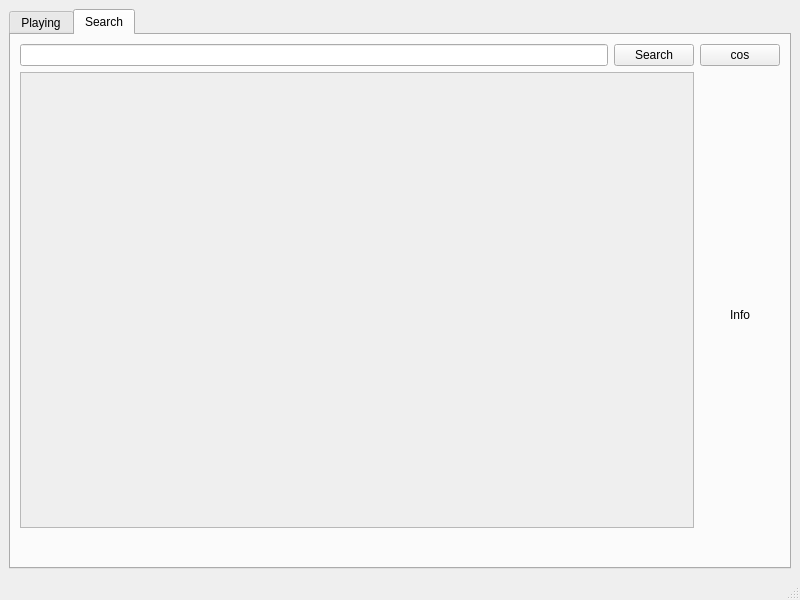
Before: the Qt Designer form desktop.ui in Firyst/MyMusicPlayer, drawn with Qt 5.
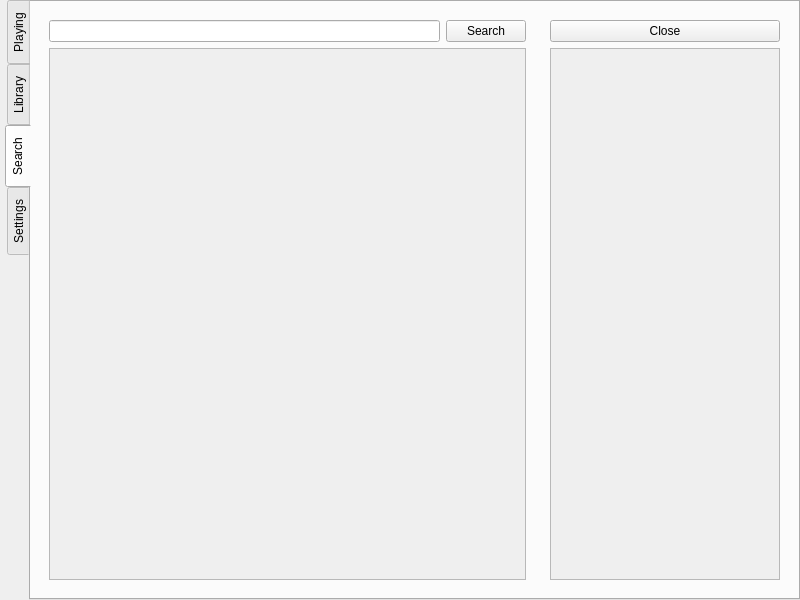
After: the same form once the commit is applied. The open tabs and pages were chosen to show the change.

Commit message: New search menu

Patch:
```diff
--- a/desktop.ui
+++ b/desktop.ui
@@ -15,8 +15,29 @@
   </property>
   <widget class="QWidget" name="centralwidget">
    <layout class="QGridLayout" name="gridLayout">
+    <property name="leftMargin">
+     <number>5</number>
+    </property>
+    <property name="topMargin">
+     <number>0</number>
+    </property>
+    <property name="rightMargin">
+     <number>0</number>
+    </property>
+    <property name="bottomMargin">
+     <number>0</number>
+    </property>
+    <property name="spacing">
+     <number>0</number>
+    </property>
     <item row="0" column="0">
      <widget class="QTabWidget" name="tabWidget">
+      <property name="tabPosition">
+       <enum>QTabWidget::West</enum>
+      </property>
+      <property name="tabShape">
+       <enum>QTabWidget::Rounded</enum>
+      </property>
       <property name="currentIndex">
        <number>0</number>
       </property>
@@ -36,9 +57,15 @@
         <property name="autoFillBackground">
          <bool>true</bool>
         </property>
-        <property name="text">
-         <string>PushButton</string>
-        </property>
+        <layout class="QVBoxLayout" name="verticalLayout_6">
+         <item>
+          <widget class="QLabel" name="label">
+           <property name="text">
+            <string>TextLabel</string>
+           </property>
+          </widget>
+         </item>
+        </layout>
        </widget>
        <widget class="QWidget" name="widget2" native="true">
         <property name="geometry">
@@ -79,101 +106,162 @@
          <string>TextLabel</string>
         </property>
        </widget>
-       <widget class="QComboBox" name="comboBox">
-        <property name="geometry">
-         <rect>
-          <x>50</x>
-          <y>270</y>
-          <width>76</width>
-          <height>24</height>
-         </rect>
-        </property>
-       </widget>
+      </widget>
+      <widget class="QWidget" name="tab">
+       <attribute name="title">
+        <string>Library</string>
+       </attribute>
+       <layout class="QGridLayout" name="gridLayout_3">
+        <item row="0" column="1">
+         <widget class="QPushButton" name="pushButton_3">
+          <property name="text">
+           <string>PushButton</string>
+          </property>
+         </widget>
+        </item>
+        <item row="1" column="0">
+         <widget class="QPushButton" name="pushButton_2">
+          <property name="text">
+           <string>PushButton</string>
+          </property>
+         </widget>
+        </item>
+       </layout>
       </widget>
       <widget class="QWidget" name="tab_search">
        <attribute name="title">
         <string>Search</string>
        </attribute>
-       <layout class="QHBoxLayout" name="horizontalLayout_2" stretch="0,0">
+       <layout class="QGridLayout" name="gridLayout_4" rowstretch="0">
         <property name="rightMargin">
          <number>9</number>
         </property>
-        <item>
-         <layout class="QVBoxLayout" name="results" stretch="0,0">
-          <property name="rightMargin">
-           <number>0</number>
+        <item row="0" column="1">
+         <widget class="QWidget" name="search_properties" native="true">
+          <property name="sizePolicy">
+           <sizepolicy hsizetype="Preferred" vsizetype="Preferred">
+            <horstretch>1</horstretch>
+            <verstretch>0</verstretch>
+           </sizepolicy>
           </property>
-          <property name="bottomMargin">
-           <number>30</number>
-          </property>
-          <item>
-           <layout class="QHBoxLayout" name="search_field">
-            <item>
-             <widget class="QLineEdit" name="search_request"/>
-            </item>
-            <item>
-             <widget class="QPushButton" name="search_button">
-              <property name="text">
-               <string>Search</string>
+          <layout class="QVBoxLayout" name="verticalLayout_5">
+           <item>
+            <widget class="QPushButton" name="properties_button">
+             <property name="text">
+              <string>Close</string>
+             </property>
+            </widget>
+           </item>
+           <item>
+            <widget class="QScrollArea" name="properties_area">
+             <property name="sizePolicy">
+              <sizepolicy hsizetype="Preferred" vsizetype="Preferred">
+               <horstretch>0</horstretch>
+               <verstretch>1</verstretch>
+              </sizepolicy>
+             </property>
+             <property name="widgetResizable">
+              <bool>true</bool>
+             </property>
+             <widget class="QWidget" name="scrollAreaWidgetContents_4">
+              <property name="geometry">
+               <rect>
+                <x>0</x>
+                <y>0</y>
+                <width>226</width>
+                <height>524</height>
+               </rect>
               </property>
+              <property name="layoutDirection">
+               <enum>Qt::LeftToRight</enum>
+              </property>
+              <layout class="QVBoxLayout" name="verticalLayout_9" stretch=""/>
              </widget>
-            </item>
-           </layout>
-          </item>
-          <item>
-           <widget class="QScrollArea" name="search_scroll_area">
-            <property name="widgetResizable">
-             <bool>true</bool>
-            </property>
-            <widget class="QWidget" name="scrollAreaWidgetContents">
-             <property name="geometry">
-              <rect>
-               <x>0</x>
-               <y>0</y>
-               <width>663</width>
-               <height>441</height>
-              </rect>
-             </property>
-             <layout class="QVBoxLayout" name="verticalLayout"/>
             </widget>
-           </widget>
-          </item>
-         </layout>
+           </item>
+          </layout>
+         </widget>
         </item>
-        <item>
-         <layout class="QVBoxLayout" name="verticalLayout_3" stretch="0,0">
-          <property name="spacing">
-           <number>6</number>
+        <item row="0" column="0">
+         <widget class="QWidget" name="search_menu" native="true">
+          <property name="sizePolicy">
+           <sizepolicy hsizetype="Preferred" vsizetype="Preferred">
+            <horstretch>2</horstretch>
+            <verstretch>0</verstretch>
+           </sizepolicy>
           </property>
-          <property name="sizeConstraint">
-           <enum>QLayout::SetDefaultConstraint</enum>
-          </property>
-          <item>
-           <widget class="QPushButton" name="cos">
-            <property name="text">
-             <string>cos</string>
-            </property>
-           </widget>
-          </item>
-          <item>
-           <widget class="QLabel" name="label">
-            <property name="text">
-             <string>Info</string>
-            </property>
-            <property name="alignment">
-             <set>Qt::AlignCenter</set>
-            </property>
-           </widget>
-          </item>
-         </layout>
+          <layout class="QVBoxLayout" name="verticalLayout_7">
+           <item>
+            <layout class="QHBoxLayout" name="search_field">
+             <item>
+              <widget class="QLineEdit" name="search_request">
+               <property name="sizePolicy">
+                <sizepolicy hsizetype="Preferred" vsizetype="Preferred">
+                 <horstretch>0</horstretch>
+                 <verstretch>0</verstretch>
+                </sizepolicy>
+               </property>
+               <property name="dragEnabled">
+                <bool>true</bool>
+               </property>
+               <property name="clearButtonEnabled">
+                <bool>true</bool>
+               </property>
+              </widget>
+             </item>
+             <item>
+              <widget class="QPushButton" name="search_button">
+               <property name="sizePolicy">
+                <sizepolicy hsizetype="Fixed" vsizetype="Fixed">
+                 <horstretch>0</horstretch>
+                 <verstretch>0</verstretch>
+                </sizepolicy>
+               </property>
+               <property name="text">
+                <string>Search</string>
+               </property>
+              </widget>
+             </item>
+            </layout>
+           </item>
+           <item>
+            <widget class="QScrollArea" name="search_scroll_area">
+             <property name="sizePolicy">
+              <sizepolicy hsizetype="Preferred" vsizetype="Expanding">
+               <horstretch>0</horstretch>
+               <verstretch>0</verstretch>
+              </sizepolicy>
+             </property>
+             <property name="widgetResizable">
+              <bool>true</bool>
+             </property>
+             <widget class="QWidget" name="scrollAreaWidgetContents">
+              <property name="geometry">
+               <rect>
+                <x>0</x>
+                <y>0</y>
+                <width>473</width>
+                <height>522</height>
+               </rect>
+              </property>
+              <layout class="QVBoxLayout" name="verticalLayout"/>
+             </widget>
+            </widget>
+           </item>
+          </layout>
+         </widget>
         </item>
        </layout>
       </widget>
+      <widget class="QWidget" name="tab_2">
+       <attribute name="title">
+        <string>Settings</string>
+       </attribute>
+      </widget>
      </widget>
     </item>
    </layout>
   </widget>
-  <widget class="QStatusBar" name="statusbar"/>
  </widget>
  <resources/>
  <connections/>
```
Left out of the diff: 56 changed lines with no effect on the pictures. The commit also changes 2 other files.
